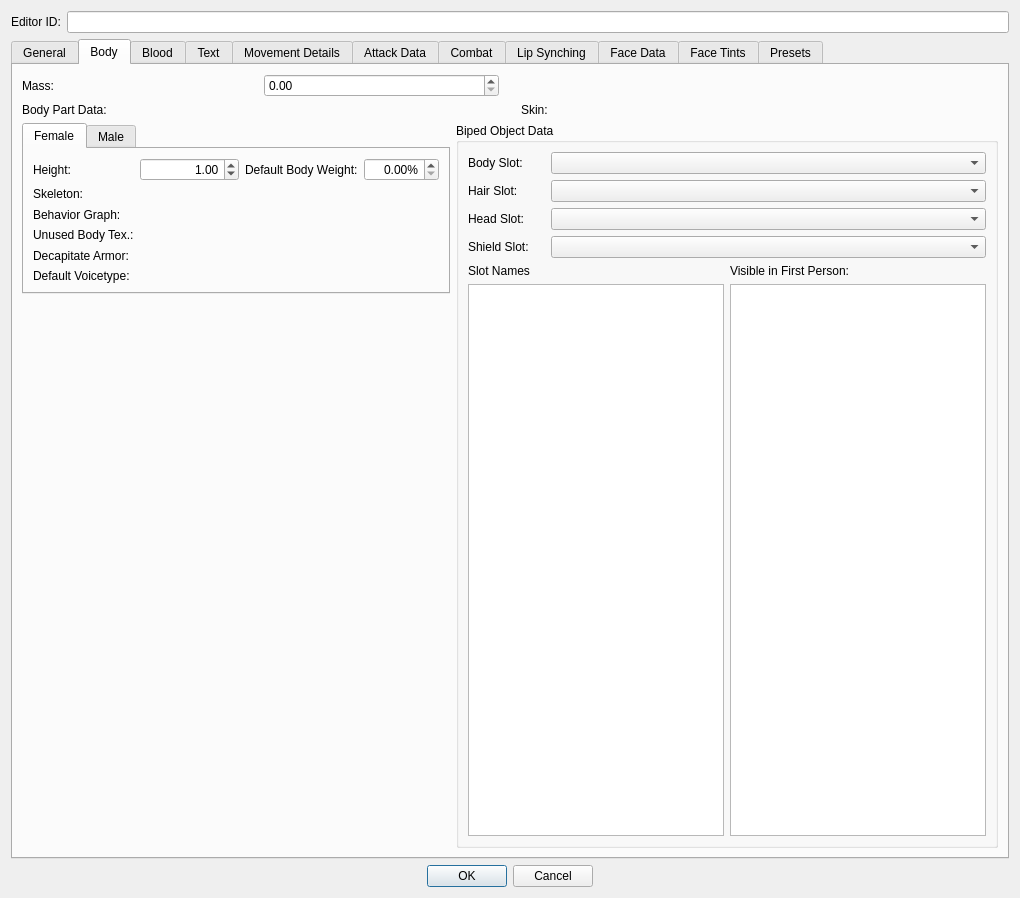
DavidJCobb/DovahKit, file native/src/DovahKit/ui/form_windows/race.ui: the form before one commit.
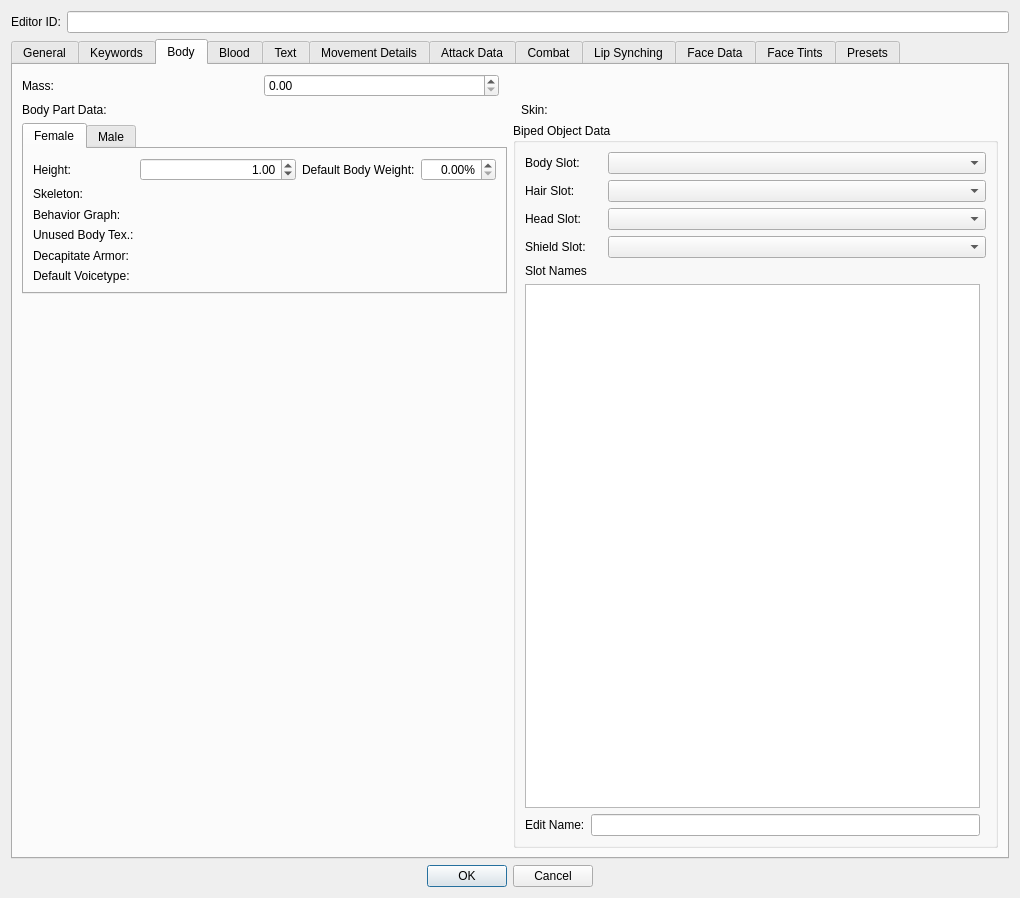
The form after the commit. The open tabs and pages were chosen to show the change. Custom widgets are drawn as their Qt base class.

Commit message: Work on RACE; support for EQUP and MOVT

```diff
--- a/native/src/DovahKit/ui/form_windows/race.ui
+++ b/native/src/DovahKit/ui/form_windows/race.ui
@@ -927,11 +927,25 @@
        </item>
       </layout>
      </widget>
+     <widget class="QWidget" name="tabKeywords">
+      <attribute name="title">
+       <string>Keywords</string>
+      </attribute>
+      <layout class="QGridLayout" name="gridLayout_44">
+       <item row="0" column="0">
+        <widget class="DKFormListPane" name="keywords">
+         <property name="showFormTypes">
+          <bool>false</bool>
+         </property>
+        </widget>
+       </item>
+      </layout>
+     </widget>
      <widget class="QWidget" name="tabBody">
       <attribute name="title">
        <string>Body</string>
       </attribute>
-      <layout class="QGridLayout" name="gridLayout_17" rowstretch="0,0,1">
+      <layout class="QGridLayout" name="gridLayout_17" rowstretch="0,0,1" columnstretch="1,1">
        <item row="0" column="0" colspan="2">
         <layout class="QGridLayout" name="gridLayout_14" columnstretch="0,0,0,0,0">
          <item row="0" column="1">
@@ -1012,29 +1026,6 @@
           <string>Biped Object Data</string>
          </property>
          <layout class="QGridLayout" name="gridLayout_16">
-          <item row="4" column="0">
-           <widget class="QListView" name="bipedSlotNames"/>
-          </item>
-          <item row="3" column="1">
-           <widget class="QLabel" name="label_32">
-            <property name="text">
-             <string>Visible in First Person:</string>
-            </property>
-            <property name="buddy">
-             <cstring>bipedSlotsFirstPerson</cstring>
-            </property>
-           </widget>
-          </item>
-          <item row="3" column="0">
-           <widget class="QLabel" name="label_31">
-            <property name="text">
-             <string>Slot Names</string>
-            </property>
-            <property name="buddy">
-             <cstring>bipedSlotNames</cstring>
-            </property>
-           </widget>
-          </item>
           <item row="2" column="0" colspan="2">
            <layout class="QGridLayout" name="gridLayout_22" columnstretch="0,0,1">
             <item row="0" column="0">
@@ -1107,8 +1098,35 @@
             </item>
            </layout>
           </item>
-          <item row="4" column="1">
-           <widget class="QListView" name="bipedSlotsFirstPerson"/>
+          <item row="3" column="0">
+           <widget class="QLabel" name="label_31">
+            <property name="text">
+             <string>Slot Names</string>
+            </property>
+            <property name="buddy">
+             <cstring>bipedSlotDefinitions</cstring>
+            </property>
+           </widget>
+          </item>
+          <item row="5" column="0">
+           <layout class="QHBoxLayout" name="horizontalLayout_10">
+            <item>
+             <widget class="QLabel" name="label_39">
+              <property name="text">
+               <string>Edit Name:</string>
+              </property>
+              <property name="buddy">
+               <cstring>bipedObjectSlotNameEdit</cstring>
+              </property>
+             </widget>
+            </item>
+            <item>
+             <widget class="QLineEdit" name="bipedObjectSlotNameEdit"/>
+            </item>
+           </layout>
+          </item>
+          <item row="4" column="0">
+           <widget class="QTableView" name="bipedSlotDefinitions"/>
           </item>
          </layout>
         </widget>
@@ -2294,6 +2312,19 @@
            </property>
           </spacer>
          </item>
+         <item row="0" column="0">
+          <widget class="QLabel" name="label_32">
+           <property name="text">
+            <string>Target Name:</string>
+           </property>
+           <property name="buddy">
+            <cstring>currentPhonemeMorphName</cstring>
+           </property>
+          </widget>
+         </item>
+         <item row="0" column="1">
+          <widget class="QLineEdit" name="currentPhonemeMorphName"/>
+         </item>
         </layout>
        </item>
        <item row="2" column="0" colspan="3">
```
Left out of the diff: 33 changed lines with no effect on the pictures. The commit also changes 34 other files.
